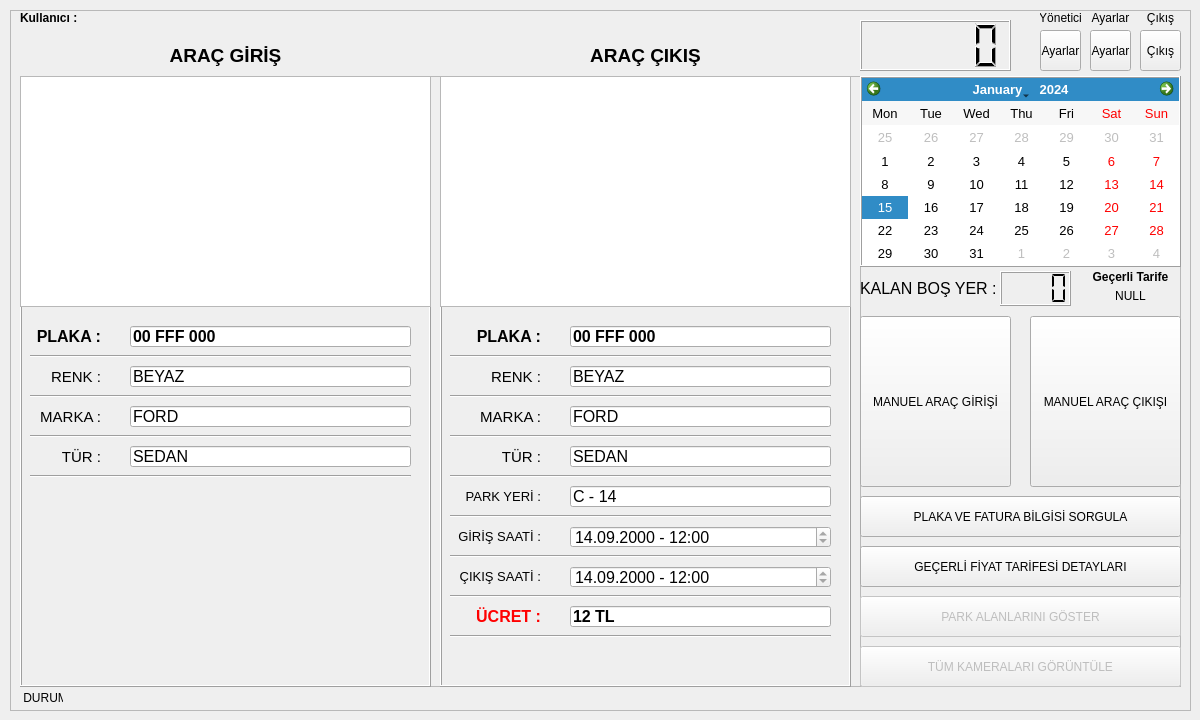
Qt form forms/applicationwindow.ui (ydcpp/ParkingLotManagement) before a commit.
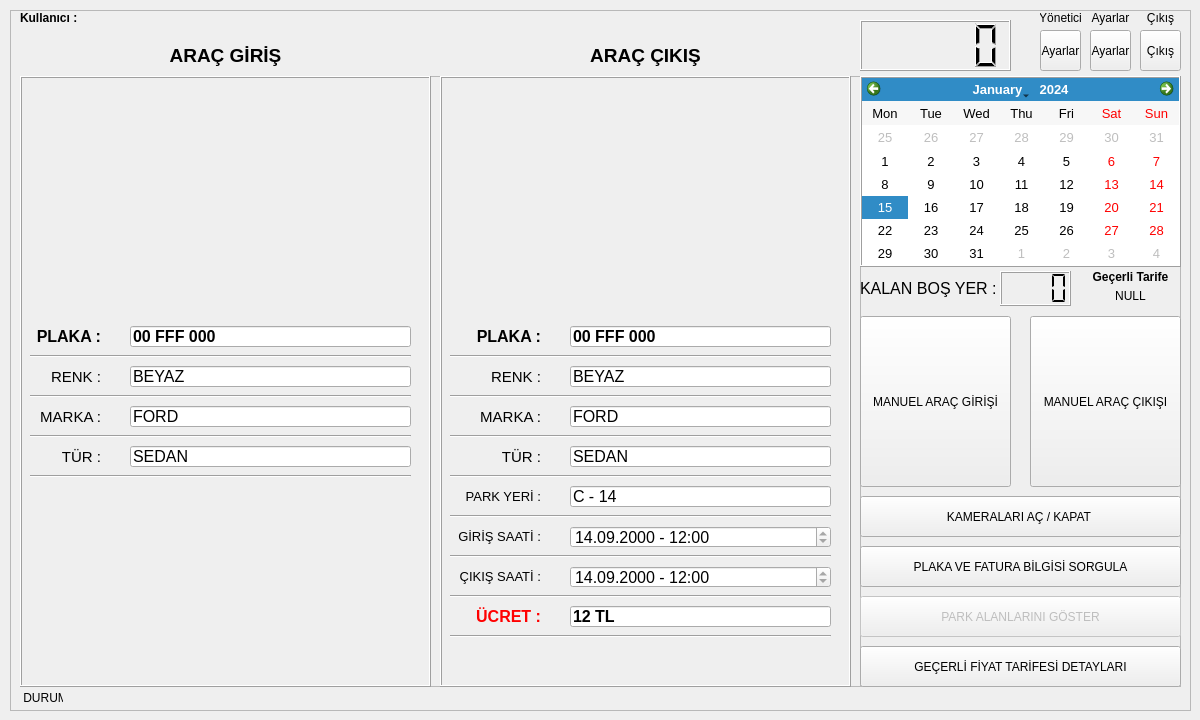
The same form after that commit. Icons and pictures are not drawn.

What changed in the file:
```diff
--- a/forms/applicationwindow.ui
+++ b/forms/applicationwindow.ui
@@ -269,7 +269,7 @@
       <property name="geometry">
        <rect>
         <x>0</x>
-        <y>420</y>
+        <y>470</y>
         <width>321</width>
         <height>41</height>
        </rect>
@@ -291,29 +291,6 @@
        </size>
       </property>
      </widget>
-     <widget class="QPushButton" name="pushButton_currentPlanDetails">
-      <property name="geometry">
-       <rect>
-        <x>0</x>
-        <y>470</y>
-        <width>321</width>
-        <height>41</height>
-       </rect>
-      </property>
-      <property name="text">
-       <string>GEÇERLİ FİYAT TARİFESİ DETAYLARI</string>
-      </property>
-      <property name="icon">
-       <iconset>
-        <normaloff>../assets/images/list.png</normaloff>../assets/images/list.png</iconset>
-      </property>
-      <property name="iconSize">
-       <size>
-        <width>24</width>
-        <height>24</height>
-       </size>
-      </property>
-     </widget>
      <widget class="QPushButton" name="pushButton_parkingSpots">
       <property name="enabled">
        <bool>false</bool>
@@ -342,18 +319,18 @@
      </widget>
      <widget class="QPushButton" name="pushButton_securityCams">
       <property name="enabled">
-       <bool>false</bool>
+       <bool>true</bool>
       </property>
       <property name="geometry">
        <rect>
         <x>0</x>
-        <y>570</y>
+        <y>420</y>
         <width>321</width>
         <height>41</height>
        </rect>
       </property>
       <property name="text">
-       <string>   TÜM KAMERALARI GÖRÜNTÜLE   </string>
+       <string>        KAMERALARI AÇ / KAPAT         </string>
       </property>
       <property name="icon">
        <iconset>
@@ -366,6 +343,29 @@
        </size>
       </property>
      </widget>
+     <widget class="QPushButton" name="pushButton_currentPlanDetails">
+      <property name="geometry">
+       <rect>
+        <x>0</x>
+        <y>570</y>
+        <width>321</width>
+        <height>41</height>
+       </rect>
+      </property>
+      <property name="text">
+       <string>GEÇERLİ FİYAT TARİFESİ DETAYLARI</string>
+      </property>
+      <property name="icon">
+       <iconset>
+        <normaloff>../assets/images/list.png</normaloff>../assets/images/list.png</iconset>
+      </property>
+      <property name="iconSize">
+       <size>
+        <width>24</width>
+        <height>24</height>
+       </size>
+      </property>
+     </widget>
     </widget>
     <widget class="QFrame" name="frame_entry">
      <property name="geometry">
@@ -382,16 +382,6 @@
      <property name="frameShadow">
       <enum>QFrame::Raised</enum>
      </property>
-     <widget class="QGraphicsView" name="graphicsView_vehicle_in">
-      <property name="geometry">
-       <rect>
-        <x>0</x>
-        <y>0</y>
-        <width>411</width>
-        <height>231</height>
-       </rect>
-      </property>
-     </widget>
      <widget class="QLabel" name="label_6">
       <property name="geometry">
        <rect>
@@ -646,6 +636,19 @@
        <set>Qt::AlignRight|Qt::AlignTrailing|Qt::AlignVCenter</set>
       </property>
      </widget>
+     <widget class="QLabel" name="label_vehicle_in">
+      <property name="geometry">
+       <rect>
+        <x>2</x>
+        <y>2</y>
+        <width>408</width>
+        <height>240</height>
+       </rect>
+      </property>
+      <property name="text">
+       <string/>
+      </property>
+     </widget>
     </widget>
     <widget class="QFrame" name="frame_exit">
      <property name="geometry">
@@ -662,16 +665,6 @@
      <property name="frameShadow">
       <enum>QFrame::Raised</enum>
      </property>
-     <widget class="QGraphicsView" name="graphicsView_vehicle_out">
-      <property name="geometry">
-       <rect>
-        <x>0</x>
-        <y>0</y>
-        <width>411</width>
-        <height>231</height>
-       </rect>
-      </property>
-     </widget>
      <widget class="Line" name="line_5">
       <property name="geometry">
        <rect>
@@ -1247,6 +1240,19 @@
        <bool>true</bool>
       </property>
      </widget>
+     <widget class="QLabel" name="label_vehicle_out">
+      <property name="geometry">
+       <rect>
+        <x>2</x>
+        <y>2</y>
+        <width>408</width>
+        <height>240</height>
+       </rect>
+      </property>
+      <property name="text">
+       <string/>
+      </property>
+     </widget>
     </widget>
    </widget>
    <widget class="QLabel" name="label">
```
Left out of the diff: 2 changed lines with no effect on the pictures.
